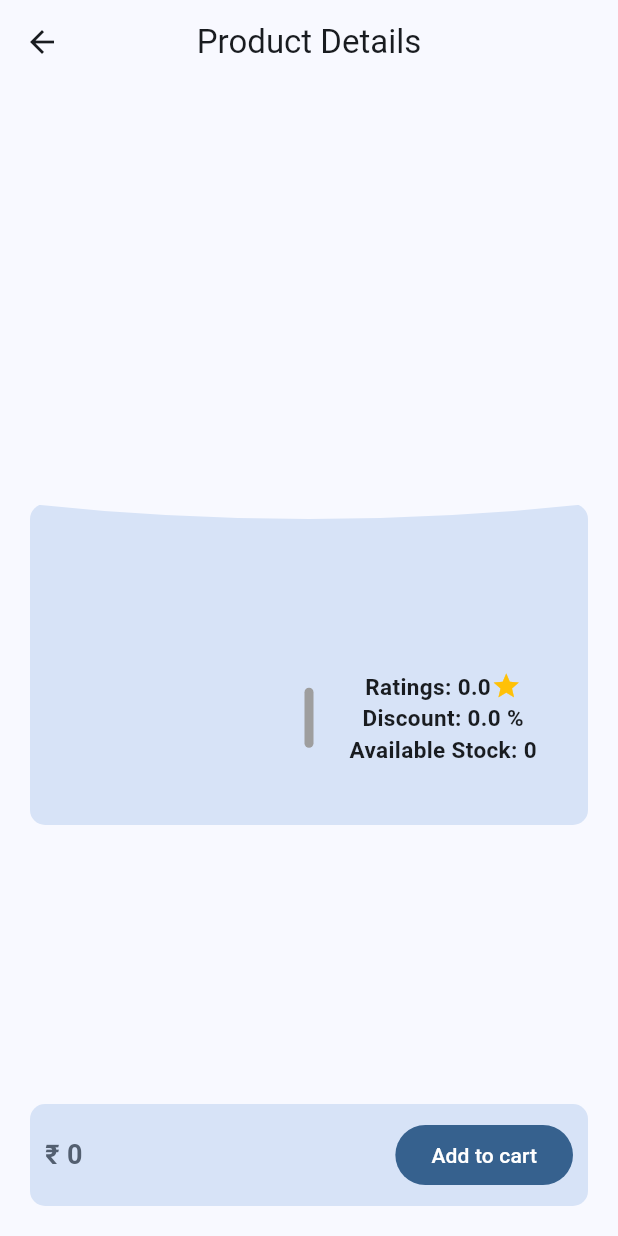
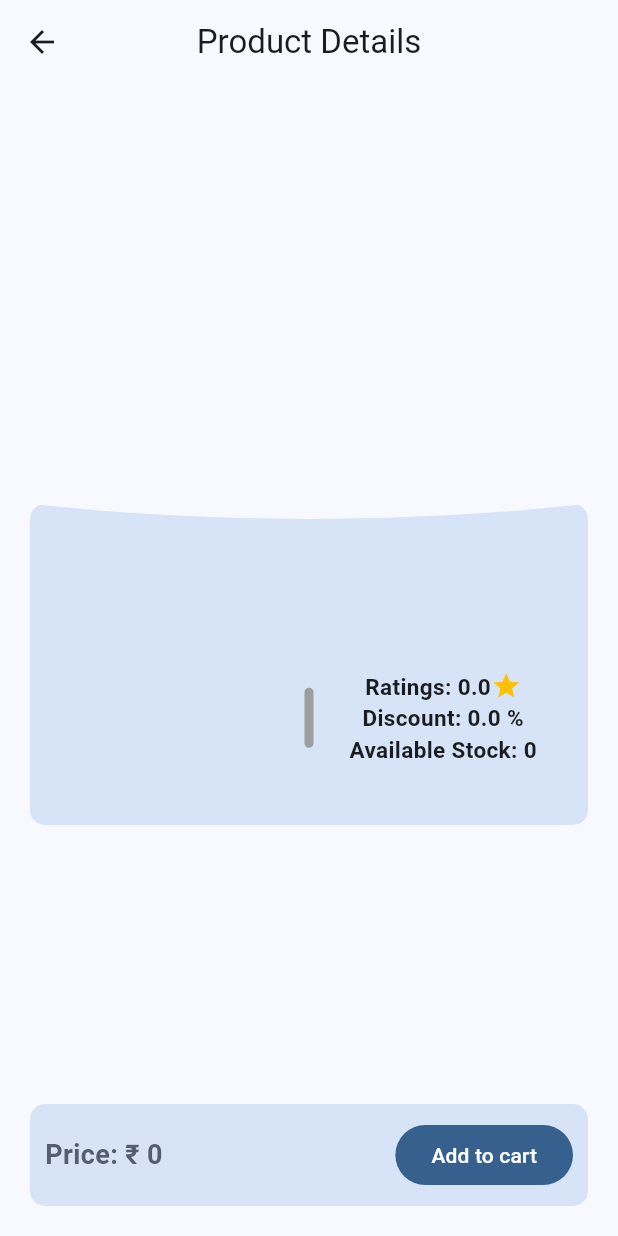
Before and after one commit to priyaranjan12345/dummy_products, a Flutter app: the ProductDetailsScreen screen opened directly with empty values, on a phone screen of 412 x 824 dp. Run offline on Flutter 3.47's test engine with Material 2 defaults, Android fonts, the phone set to English and light mode, and no system bars; drawn by our look-alikes of carousel_slider; our stand-ins replace dio, flutter_riverpod, shimmer; network calls fail.

Commit message:
✏️ price text added

```diff
--- a/lib/app/feature/products/view/widget/bottom_bar.dart
+++ b/lib/app/feature/products/view/widget/bottom_bar.dart
@@ -25,7 +25,7 @@ class BottomBar extends StatelessWidget {
             buttonPadding: EdgeInsets.zero,
             children: [
               Text(
-                "₹ ${product.price}",
+                "Price: ₹ ${product.price}",
                 style: TextStyle(
                   fontWeight: FontWeight.bold,
                   color: Theme.of(context).colorScheme.secondary,
```
